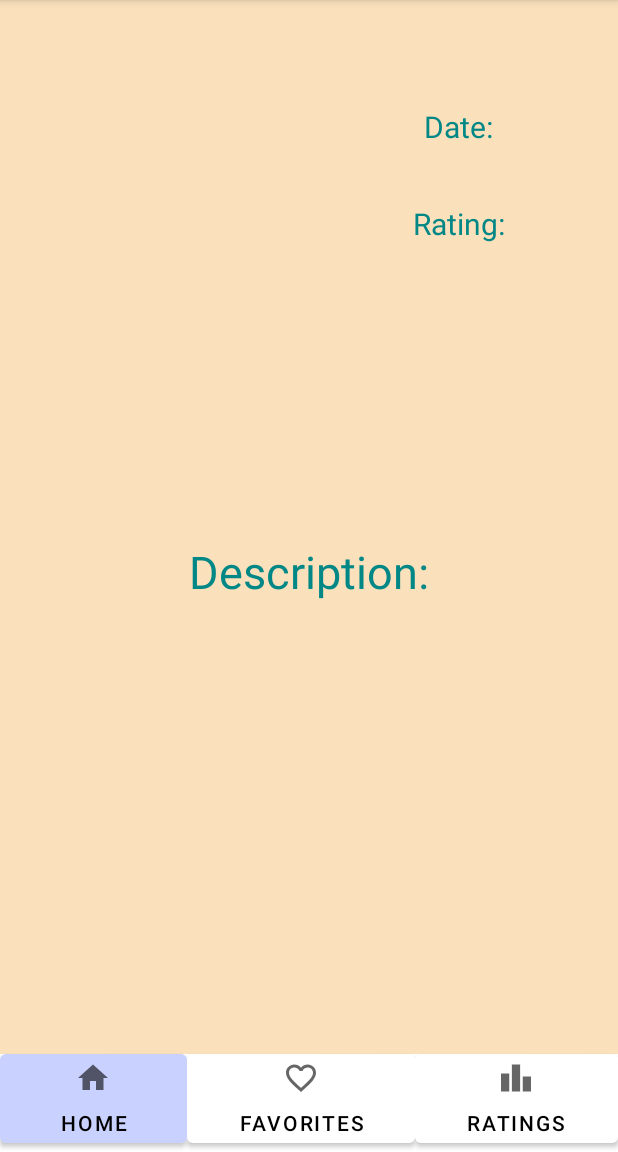
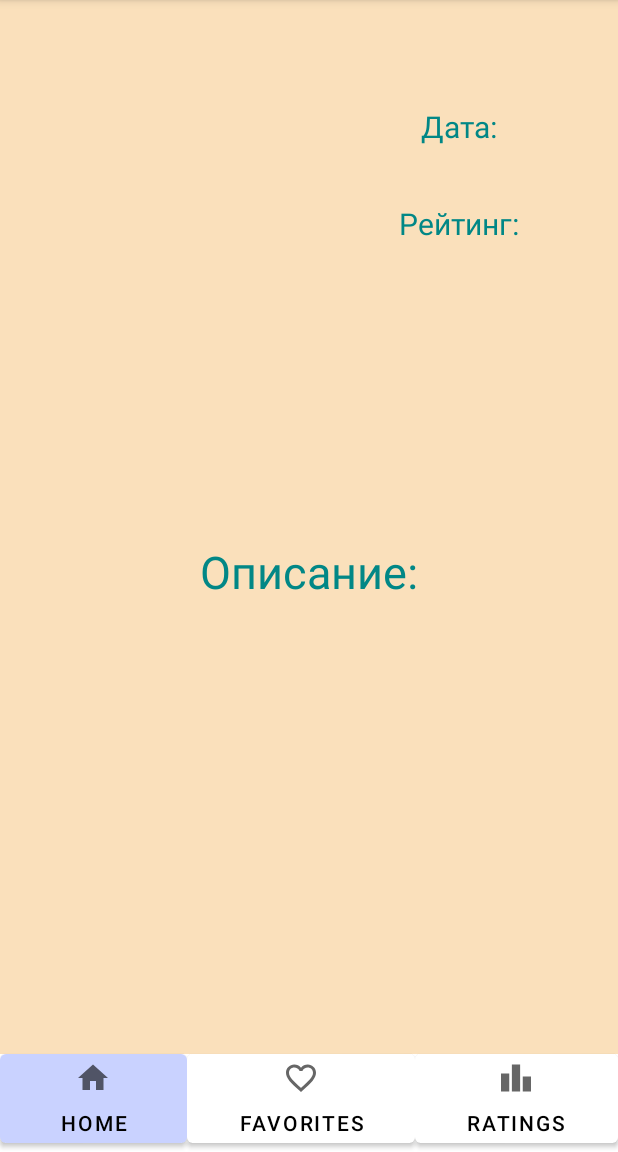
Before and after one commit to borisovandru/FilmLibrary, an Android app: the fragment DescriptionMovieFragment placed in its activity, on a phone screen of 412 x 824 dp, the part 84-1236 px from its top. Run offline under Robolectric (Android 15) with nearby library versions, the phone set to English and light mode, and no system bars.

Commit message:
Корректировка приложения

```diff
--- a/app/src/main/java/com/android/filmlibrary/view/MoviesAdapter.kt
+++ b/app/src/main/java/com/android/filmlibrary/view/MoviesAdapter.kt
@@ -31,7 +31,7 @@ class MoviesAdapter : RecyclerView.Adapter<MoviesAdapter.MoviesViewHolder>() {
                 image.setImageResource(movie.image)
                 name.text = movie.name
                 date.text = movie.date
-                rating.text = """${movie.rating}"""
+                rating.text = (movie.rating.toString())
                 image.setOnClickListener {
                     onClickMovie(movie)
                 }
--- a/app/src/main/java/com/android/filmlibrary/viewmodel/MainViewModel.kt
+++ b/app/src/main/java/com/android/filmlibrary/viewmodel/MainViewModel.kt
@@ -12,7 +12,7 @@ class MainViewModel(
 ) : ViewModel() {
 
     fun getLifeData() = liveDataToObserve
-    fun getWeatherFromLocalSource() {
+    fun getMoviesFromLocalSource() {
         liveDataToObserve.value = AppState.Loading
         Thread {
             Thread.sleep(1000)
@@ -21,7 +21,7 @@ class MainViewModel(
 
     }
 
-    fun getWeatherFromRemoteSource() {
+    fun getMoviesFromRemoteSource() {
         liveDataToObserve.value = AppState.Loading
         Thread {
             Thread.sleep(1000)
--- a/app/src/main/res/layout/item_movie.xml
+++ b/app/src/main/res/layout/item_movie.xml
@@ -48,8 +48,8 @@
                 android:layout_height="wrap_content"
                 android:layout_weight="1"
                 android:gravity="center"
-                tools:text="78"
-                app:drawableStartCompat="@drawable/ic_baseline_star_24" />
+                app:drawableStartCompat="@drawable/ic_baseline_star_24"
+                tools:text="78" />
         </LinearLayout>
     </LinearLayout>
 </androidx.cardview.widget.CardView>
--- a/app/src/main/res/values/strings.xml
+++ b/app/src/main/res/values/strings.xml
@@ -7,11 +7,11 @@
     <string name="btn_text_home">Home</string>
     <string name="btn_text_favorites">Favorites</string>
     <string name="btn_text_ratings">Ratings</string>
-    <string name="text_description">Description:</string>
-    <string name="text_rating">Rating:</string>
-    <string name="text_date">Date:</string>
+    <string name="text_description">Описание:</string>
+    <string name="text_rating">Рейтинг:</string>
+    <string name="text_date">Дата:</string>
     <string name="snackBarError">Error</string>
     <string name="snackBarReload">Reload</string>
+    <string name="favorites_fragment">FavoritesFragment</string>
     <string name="ratings_fragment">RatingsFragment</string>
-    <string name="favorites_fragment">FavoritesFragment</string>
 </resources>
```
Also changed, not shown: app/src/main/java/com/android/filmlibrary/view/HomeFragment.kt (+14 -12 lines), 1 other file.
